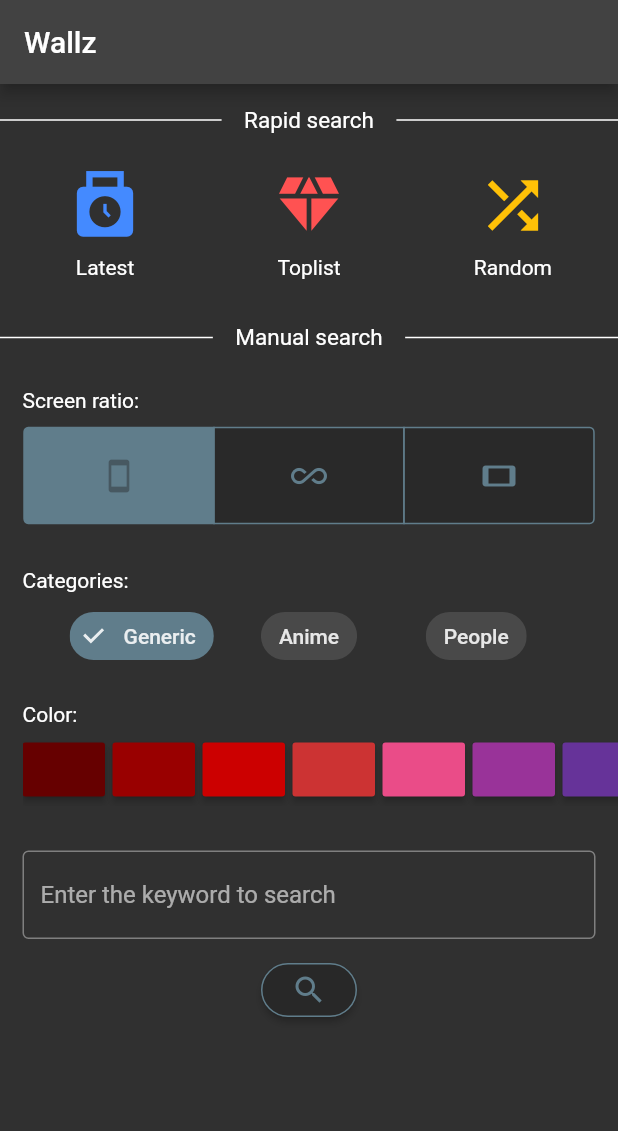
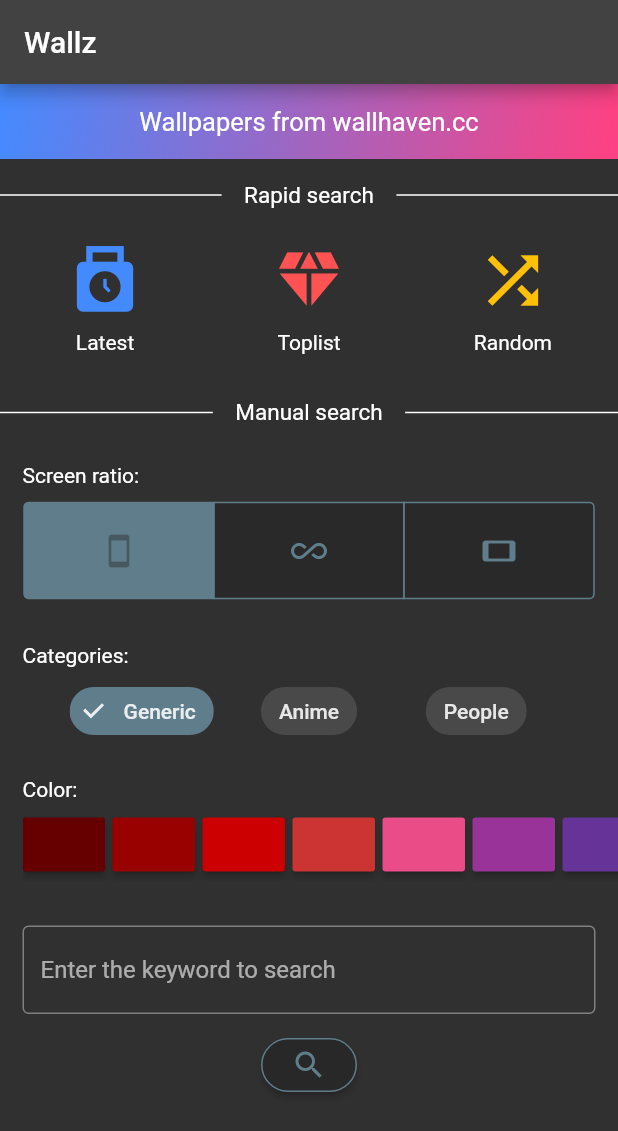
Before and after one commit to nattesh/wallz, a Flutter app: the screen it shows after launch, on a phone screen of 412 x 824 dp. Shown: the top 1131 px of the screen. Run offline on Flutter 3.47's test engine with Material 2 defaults, Android fonts, the phone set to English and light mode, and no system bars; our stand-ins replace cached_network_image, gallery_saver, photo_view.

Commit message:
homepage + screen orientation

```diff
--- a/lib/pages/home_page.dart
+++ b/lib/pages/home_page.dart
@@ -135,6 +135,27 @@ class _HomePageState extends State<HomePage> {
         child: Column(
           crossAxisAlignment: CrossAxisAlignment.start,
           children: [
+            Container(
+              padding: EdgeInsets.all(15),
+              decoration: BoxDecoration(
+                  gradient: LinearGradient(
+                    begin: Alignment.topLeft,
+                    end: Alignment.bottomRight,
+                    colors: [
+                      Colors.blueAccent,
+                      Colors.pinkAccent,
+                    ],
+                  )
+              ),
+              child: Center(
+                child: Text('Wallpapers from wallhaven.cc',
+                  style: TextStyle(
+                    fontSize: 17,
+                    color: Colors.white
+                  )
+                ),
+              ),
+            ),
             Container(
               child: Column(
                 children: [
--- a/lib/widgets/list_walls_widget.dart
+++ b/lib/widgets/list_walls_widget.dart
@@ -118,7 +118,7 @@ class _ListWallsState extends State<ListWalls> {
               sliver: SliverGrid.count(
                   crossAxisSpacing: 5,
                   mainAxisSpacing: 5,
-                  crossAxisCount: 2,
+                  crossAxisCount: MediaQuery.of(context).orientation == Orientation.portrait ? 2 : 3,
                   children: itemList()
               ),
             ),
```
Lines whose indentation alone changed are shown as unchanged.
